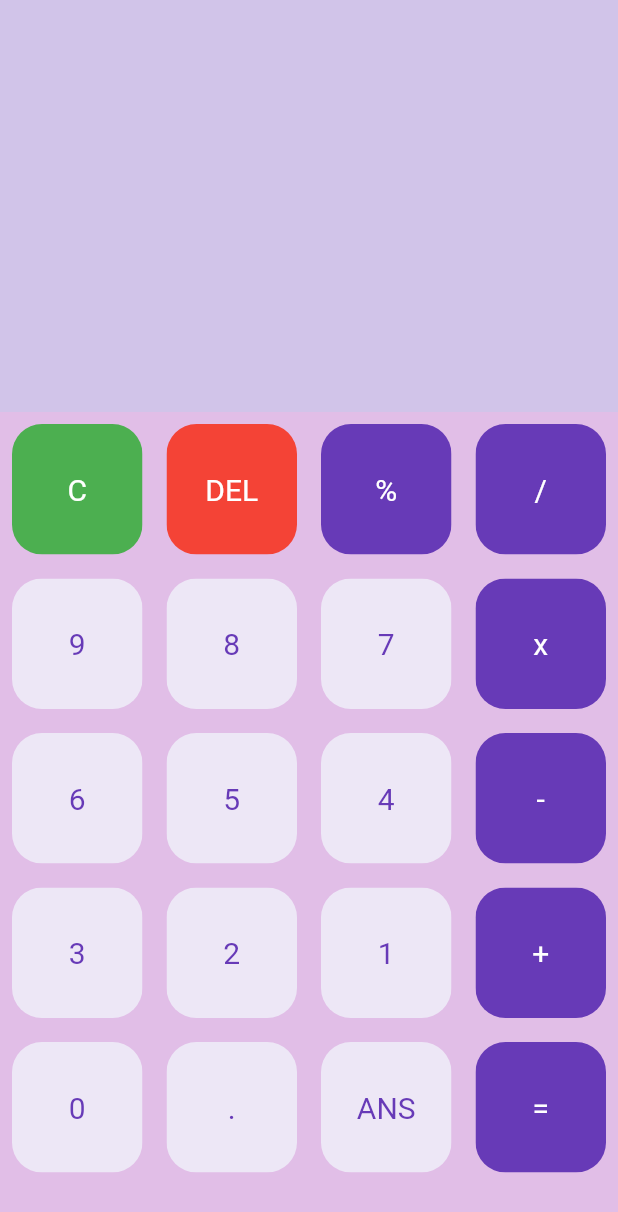
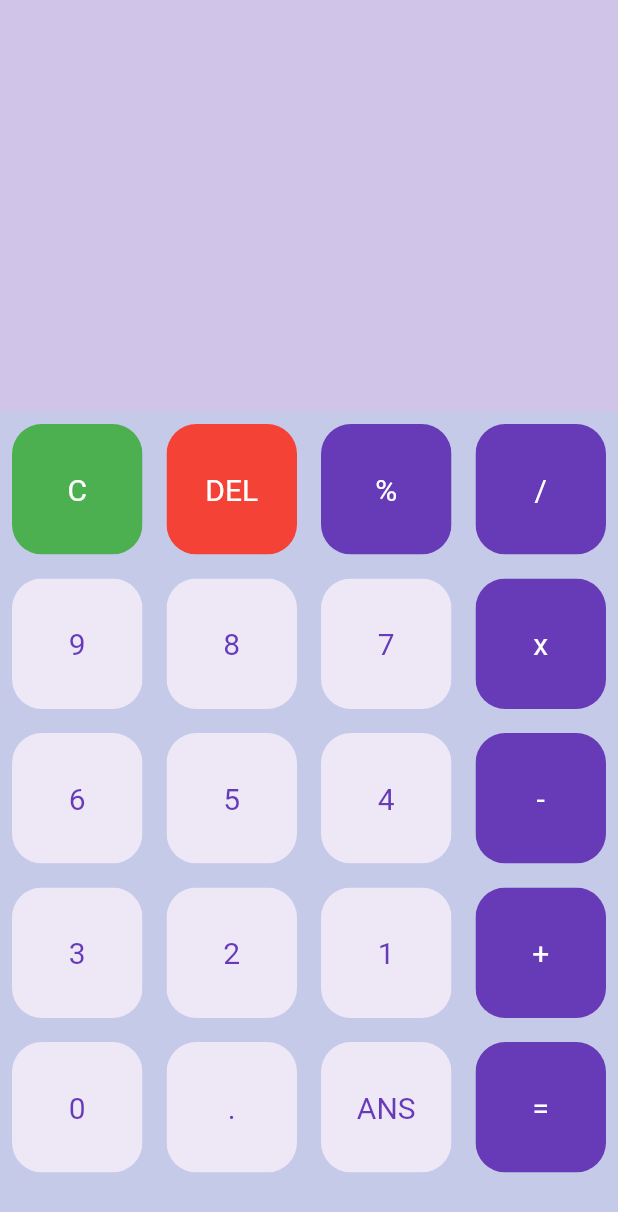
Before and after one commit to AbdullohFlutterDeveloper/myCalculator, a Flutter app: the screen it shows after launch, on a phone screen of 412 x 824 dp. Shown: the top 1212 px of the screen. Run offline on Flutter 3.47's test engine with Material 2 defaults, Android fonts, the light colour scheme and no system bars; our stand-ins replace math_expressions.

Commit message:
slightly changed design

```diff
--- a/lib/screens/home_page.dart
+++ b/lib/screens/home_page.dart
@@ -77,7 +77,7 @@ class _HomePageState extends State<HomePage> {
             Expanded(
               flex: 2,
               child: Container(
-                color: Colors.purple[100],
+            color: Colors.indigo[100],
                 child: GridView.builder(
                   gridDelegate: SliverGridDelegateWithFixedCrossAxisCount(
                     crossAxisCount: 4,
@@ -89,6 +89,7 @@ class _HomePageState extends State<HomePage> {
                         buttonTapped: () {
                           setState(() {
                             userQuestion = "";
+                            userAnswer = "";
                           });
                         },
                         buttonText: buttons[index],
```
